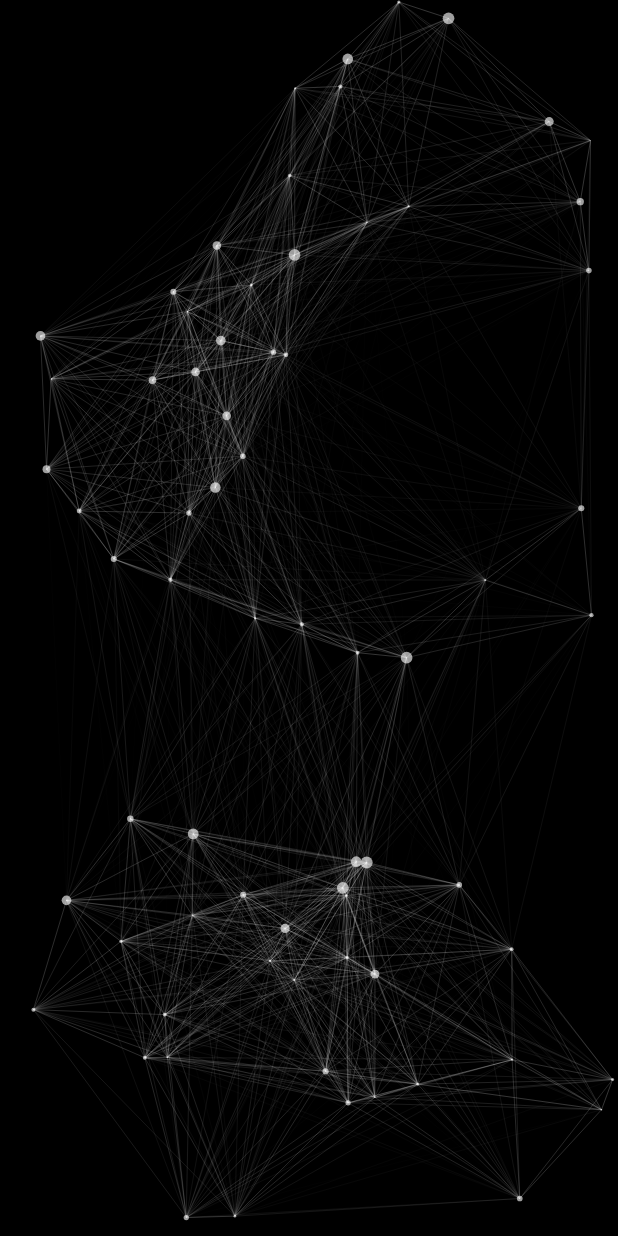
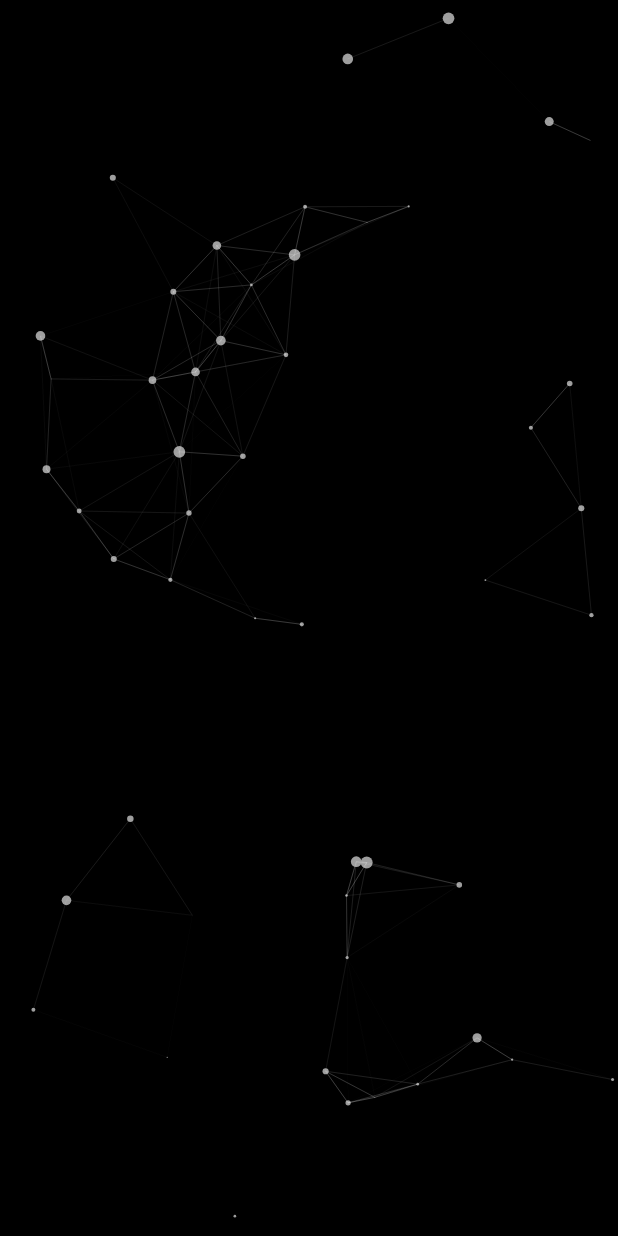
Before and after one commit to HamedReza97/particle_system_widget, a Flutter app: the screen it shows after launch, on a phone screen of 412 x 824 dp. Run offline on Flutter 3.47's test engine with Material 3 defaults, Android fonts, the phone set to English and light mode, and no system bars.

Commit message:
minor edits

```diff
--- a/lib/main.dart
+++ b/lib/main.dart
@@ -12,12 +12,12 @@ class MyApp extends StatelessWidget {
     return MaterialApp(
       title: 'Flutter Particle System Widget',
       theme: ThemeData(
-
         colorScheme: ColorScheme.fromSeed(seedColor: Colors.deepPurple),
+        scaffoldBackgroundColor: Colors.black,
         useMaterial3: true,
       ),
       debugShowCheckedModeBanner: false,
-      home: const ParticleSystemWidget(),
+      home: Scaffold(body:  ParticleSystemWidget()),
     );
   }
 }
--- a/lib/particle_system.dart
+++ b/lib/particle_system.dart
@@ -4,7 +4,11 @@ import 'particle.dart';
 import 'particle_painter.dart';
 
 class ParticleSystemWidget extends StatefulWidget {
-  const ParticleSystemWidget({super.key});
+  final int particleCount;
+  const ParticleSystemWidget({
+    super.key,
+    this.particleCount = 50
+    });
 
   @override
   ParticleSystemWidgetState createState() => ParticleSystemWidgetState();
@@ -14,33 +18,34 @@ class ParticleSystemWidgetState extends State<ParticleSystemWidget>
     with SingleTickerProviderStateMixin {
   late List<Particle> particles;
   late AnimationController _controller;
-
-  final int particleCount = 70;
+  late Size screenSize;
   Offset mousePosition = Offset.zero;
   final double interactionRadius = 200.0;
-  final double moveSpeed = 5.0; // (currently not used in this update)
-
-  // A single Random instance for reuse.
+  final double sqInteractionRadius = 200.0 * 200.0;
   final Random random = Random();
 
   @override
   void initState() {
     super.initState();
+
+    // Initialize screenSize with a fallback default value
+    screenSize = const Size(800, 600); // Default size before MediaQuery is available
+    particles = [];
     _controller = AnimationController(
       vsync: this,
       duration: const Duration(days: 365),
     )..repeat();
 
-    // Create particles once after the first frame.
     WidgetsBinding.instance.addPostFrameCallback((_) {
+      setState(() {
+        screenSize = MediaQuery.of(context).size;
+      });
       generateParticles();
     });
   }
 
   void generateParticles() {
-    final screenSize = MediaQuery.of(context).size;
-
-    particles = List.generate(particleCount, (_) {
+    particles = List.generate(widget.particleCount, (_) {
       return Particle(
         Offset(
           random.nextDouble() * screenSize.width,
@@ -56,37 +61,21 @@ class ParticleSystemWidgetState extends State<ParticleSystemWidget>
     });
   }
 
- void updateParticles(Size screenSize) {
-  // Pre-calculate squared interaction radius.
-  final double sqInteractionRadius = interactionRadius * interactionRadius;
+  void updateParticles() {
+    final List<Particle> interactingParticles = [];
 
     for (var particle in particles) {
-    // Update the particle's position based on its velocity.
       particle.position += particle.velocity;
 
-    // Calculate delta from mouse to particle.
       final double dx = particle.position.dx - mousePosition.dx;
       final double dy = particle.position.dy - mousePosition.dy;
       final double sqDistanceToMouse = dx * dx + dy * dy;
 
-    // Only process if the particle is within the interaction zone.
       if (sqDistanceToMouse < sqInteractionRadius && sqDistanceToMouse > 0) {
-      // Compute the actual distance.
-      final double distanceToMouse = sqrt(sqDistanceToMouse);
-      // Get the current speed.
-      final double speed = particle.velocity.distance;
-
-      // Update velocity: Normalize the (dx, dy) vector and then multiply by speed.
-      particle.velocity = Offset(
-        dx / distanceToMouse * speed,
-        dy / distanceToMouse * speed,
-      );
-
-      // Accelerate the particle slightly to help it exit the no-go area.
-      particle.position += particle.velocity * 10;
+        interactingParticles.add(particle);
       }
 
-    // Keep particles within screen bounds.
+      // Keep particles within bounds
       if (particle.position.dx < 0 ||
           particle.position.dx > screenSize.width ||
           particle.position.dy < 0 ||
@@ -97,8 +86,22 @@ class ParticleSystemWidgetState extends State<ParticleSystemWidget>
         );
       }
     }
+
+    // Process interacting particles separately
+    for (var particle in interactingParticles) {
+      final double dx = particle.position.dx - mousePosition.dx;
+      final double dy = particle.position.dy - mousePosition.dy;
+      final double distanceToMouse = sqrt(dx * dx + dy * dy);
+      final double speed = particle.velocity.distance;
+
+      particle.velocity = Offset(
+        dx / distanceToMouse * speed,
+        dy / distanceToMouse * speed,
+      );
+
+      particle.position += particle.velocity * 10;
     }
-
+  }
 
   @override
   void dispose() {
@@ -108,25 +111,43 @@ class ParticleSystemWidgetState extends State<ParticleSystemWidget>
 
   @override
   Widget build(BuildContext context) {
-    // Cache the screen size for the current frame.
-    final screenSize = MediaQuery.of(context).size;
+    final Size newScreenSize = MediaQuery.of(context).size;
 
-    return MouseRegion(
+    // Update screenSize only if it has changed
+    if (screenSize != newScreenSize) {
+      WidgetsBinding.instance.addPostFrameCallback((_) {
+        setState(() {
+          screenSize = newScreenSize;
+        });
+      });
+    }
+
+    final double connectionDistance = screenSize.height / screenSize.width < 1.4
+        ? 250.0
+        : 100.0;
+
+    return GestureDetector(
+      onTapDown: (details) {
+        setState(() {
+          mousePosition = details.localPosition;
+        });
+      },
+      child: MouseRegion(
         onHover: (event) {
-        // Update the mouse position when the pointer moves.
+          setState(() {
             mousePosition = event.localPosition;
+          });
         },
-      // Using AnimatedBuilder so that only the CustomPaint is rebuilt on each animation tick.
         child: AnimatedBuilder(
           animation: _controller,
           builder: (context, child) {
-          // Update particle positions with the cached screen size.
-          updateParticles(screenSize);
+            updateParticles();
             return CustomPaint(
               size: Size.infinite,
-            painter: ParticlePainter(particles, connectionDistance: 300.0),
+              painter: ParticlePainter(particles, connectionDistance: connectionDistance),
             );
           },
+        ),
       ),
     );
   }
```
Also changed, not shown: lib/particle_painter.dart (+53 -38 lines). Lines whose indentation alone changed are shown as unchanged.
